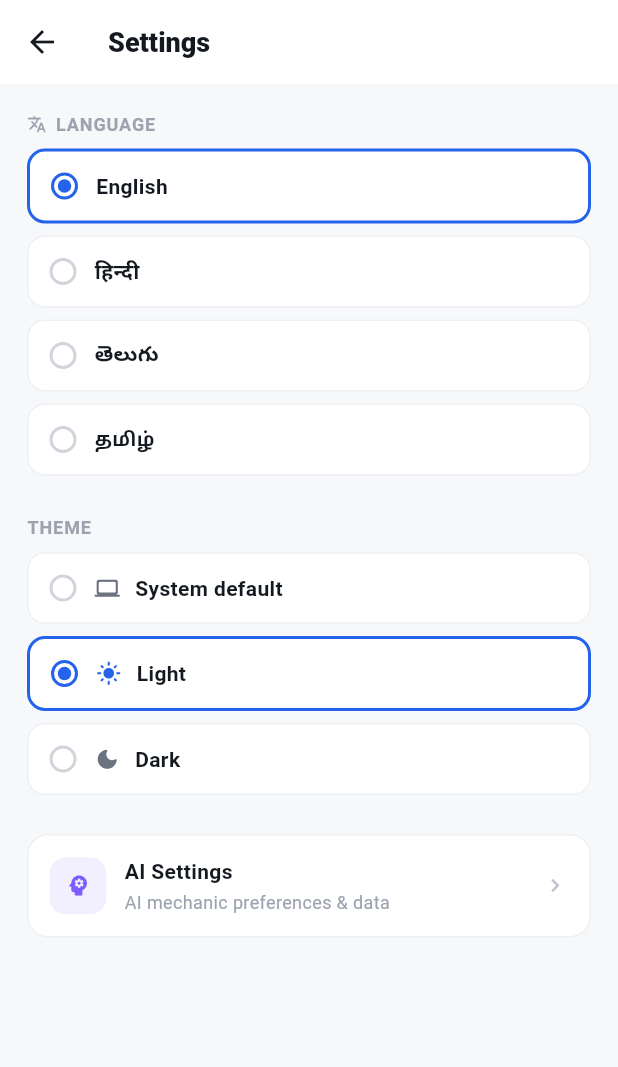
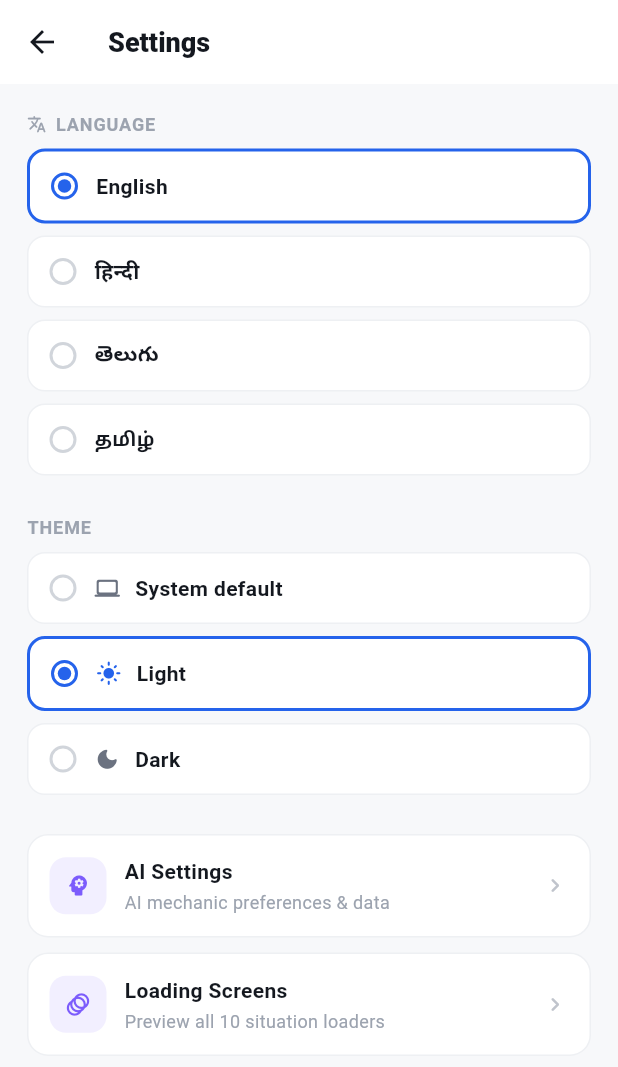
Before and after one commit to venkatarunnreddy4518/Road_sos, a Flutter app: the SettingsScreen screen opened directly, on a phone screen of 412 x 824 dp. Shown: the top 1067 px of the screen. Run offline on Flutter 3.47's test engine with Material 3 defaults, Android fonts, the phone set to English and light mode, and no system bars; our stand-ins replace flutter_map, flutter_secure_storage, geolocator, google_sign_in, latlong2, shared_preferences and 1 more; missing offline and left inert: dart:html, dart:js_interop; accounts and stored records are empty; network calls fail; Roboto replaces fonts that are missing (Outfit, Plus Jakarta Sans).

Commit message:
feat(ui): RoadScanner in AI 'thinking' + Loading Screens gallery in Settings
- AI assistant 'thinking' state now shows the RoadScanner loader
- New loader_gallery_screen lists all 10 situation loaders with labels;
  reachable from Settings -> Loading Screens

Co-Authored-By: Claude Opus 4.8 <noreply@anthropic.com>

```diff
--- a/frontend/lib/presentation/screens/settings_screen.dart
+++ b/frontend/lib/presentation/screens/settings_screen.dart
@@ -7,6 +7,7 @@ import '../../data/api/profile_api.dart';
 import '../state/auth_state.dart';
 import '../state/theme_state.dart';
 import 'ai_settings_screen.dart';
+import 'loader_gallery_screen.dart';
 
 class SettingsScreen extends StatelessWidget {
   const SettingsScreen({super.key});
@@ -96,6 +97,48 @@ class SettingsScreen extends StatelessWidget {
                                 fontFamily: 'Outfit', fontWeight: FontWeight.w700, fontSize: 14, color: _ink)),
                         const SizedBox(height: 2),
                         const Text('AI mechanic preferences & data',
+                            style: TextStyle(fontSize: 12, color: _muted)),
+                      ],
+                    ),
+                  ),
+                  const Icon(Icons.chevron_right_rounded, size: 18, color: Color(0xFFC0C4CC)),
+                ],
+              ),
+            ),
+          ),
+
+          const SizedBox(height: 10),
+
+          // ── Loading screens gallery ──
+          GestureDetector(
+            onTap: () => Navigator.of(context)
+                .push(MaterialPageRoute(builder: (_) => const LoaderGalleryScreen())),
+            behavior: HitTestBehavior.opaque,
+            child: Container(
+              padding: const EdgeInsets.all(14),
+              decoration: BoxDecoration(
+                  color: Colors.white, borderRadius: BorderRadius.circular(14), border: Border.all(color: _line)),
+              child: Row(
+                children: [
+                  Container(
+                    width: 38,
+                    height: 38,
+                    alignment: Alignment.center,
+                    decoration: BoxDecoration(
+                        color: _brand.withValues(alpha: 0.10), borderRadius: BorderRadius.circular(11)),
+                    child: const Icon(Icons.animation_rounded, size: 18, color: _brand),
+                  ),
+                  const SizedBox(width: 12),
+                  const Expanded(
+                    child: Column(
+                      crossAxisAlignment: CrossAxisAlignment.start,
+                      mainAxisSize: MainAxisSize.min,
+                      children: [
+                        Text('Loading Screens',
+                            style: TextStyle(
+                                fontFamily: 'Outfit', fontWeight: FontWeight.w700, fontSize: 14, color: _ink)),
+                        SizedBox(height: 2),
+                        Text('Preview all 10 situation loaders',
                             style: TextStyle(fontSize: 12, color: _muted)),
                       ],
                     ),
```
Also changed, not shown: frontend/lib/presentation/screens/ai_assistant_screen.dart (+10 -1 lines), frontend/lib/presentation/screens/loader_gallery_screen.dart (added, +67 -0 lines).
